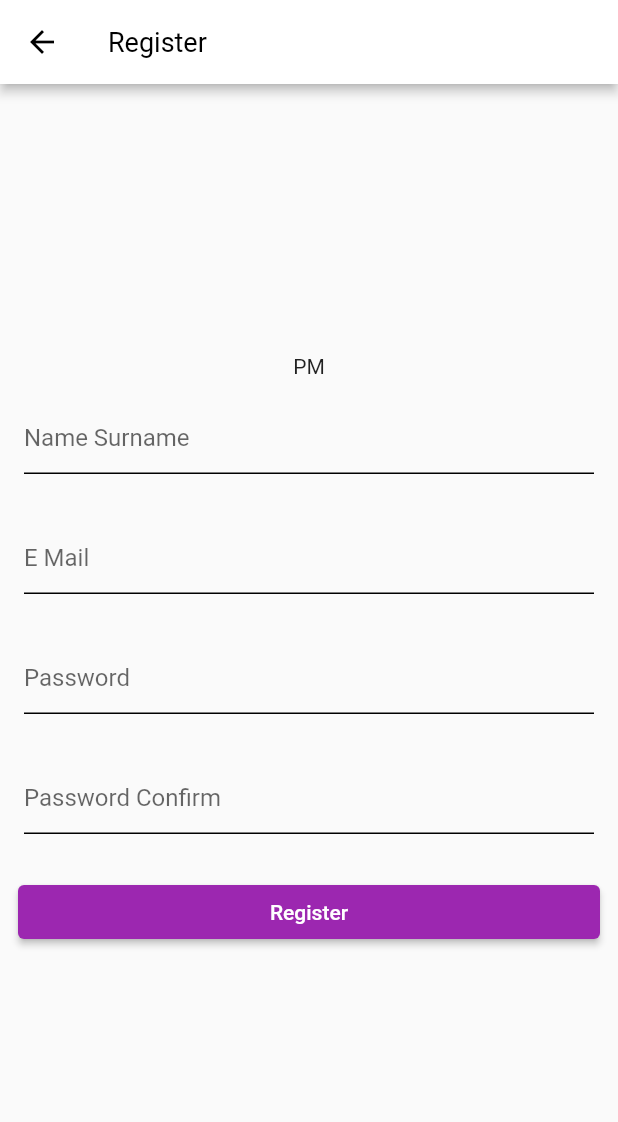
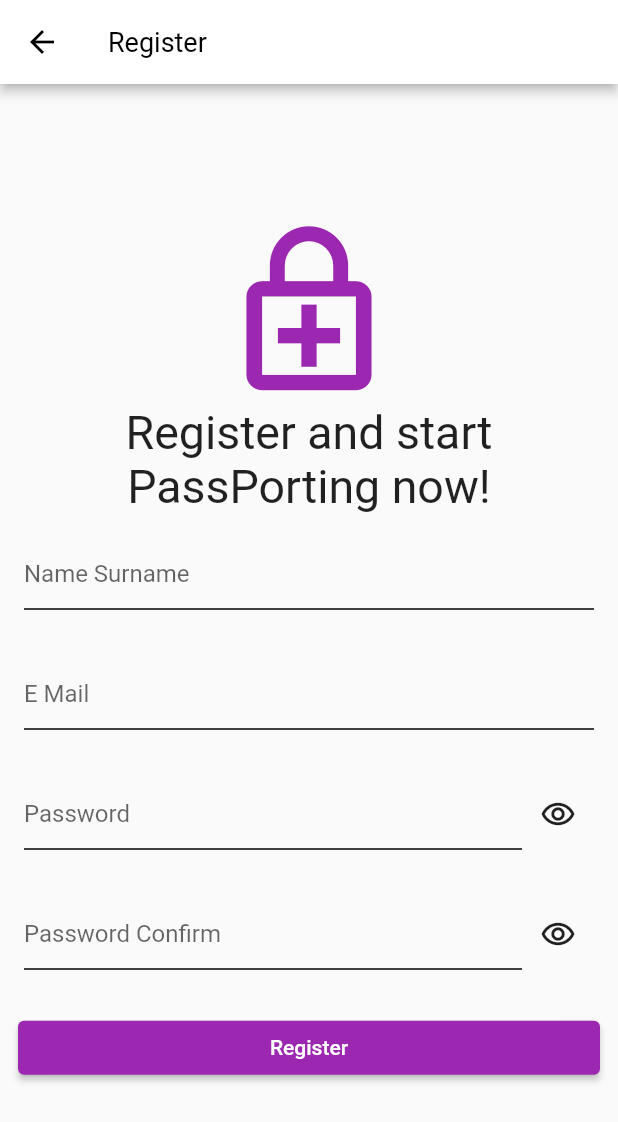
Before and after one commit to meKillua/Comp-414-main, a Flutter app: the RegisterPage screen opened by its route, on a phone screen of 412 x 824 dp. Shown: the top 1122 px of the screen. Run offline on Flutter 3.47's test engine with Material 2 defaults, Android fonts, the phone set to English and light mode, and no system bars; our stand-ins replace cloud_firestore, firebase_auth, firebase_core, local_auth, shared_preferences; missing offline and left inert: crypt, encrypt, ninja; accounts and stored records are empty.

Commit message:
UX and Visual
Many UX and Visual enchantments

```diff
--- a/lib/pages/Login/LoginHandler.dart
+++ b/lib/pages/Login/LoginHandler.dart
@@ -79,9 +79,11 @@ class _LoginHandlerState extends State<LoginHandler> {
                   color: Colors.purple,
                 ),
                 autofocus: true,
-                iconSize: 150,
+                iconSize: 125,
               ),
-              const Text("Press the lock icon to authorize"),
+              const Text("Press the lock icon to authorize", style: TextStyle(
+                fontSize: 20,
+              ), textAlign: TextAlign.center,),
             ],
           ),
         ),
--- a/lib/pages/Login/RegisterPage.dart
+++ b/lib/pages/Login/RegisterPage.dart
@@ -5,9 +5,16 @@ import 'dart:convert';
 import 'package:crypto/crypto.dart';
 import 'package:firebase_auth/firebase_auth.dart';
 
-class RegisterPage extends StatelessWidget {
+class RegisterPage extends StatefulWidget {
   const RegisterPage({Key? key}) : super(key: key);
 
+  @override
+  State<RegisterPage> createState() => _RegisterPageState();
+}
+
+class _RegisterPageState extends State<RegisterPage> {
+  bool hidePass = true;
+  bool hidePass2 = true;
   @override
   Widget build(BuildContext context) {
     // double width = MediaQuery.of(context).size.width;
@@ -35,11 +42,15 @@ class RegisterPage extends StatelessWidget {
                 mainAxisAlignment: MainAxisAlignment.center,
                 children: [
                   Column(
-                    children: [
-                      Container(
-                        child: //Image.asset("src/logo_1.png"), insert logo maybe
-                            const Text("PM"),
+                    children: const[
+                      Icon(Icons.enhanced_encryption_outlined, color: Colors.purple, size: 125,),
+                      Text("Register and start PassPorting now!", style: TextStyle(
+
+                        fontSize: 31,
+                        fontWeight: FontWeight.w400,
                       ),
+                      textAlign: TextAlign.center,),
+
                     ],
                   ),
                   Padding(
@@ -82,9 +93,12 @@ class RegisterPage extends StatelessWidget {
                   ),
                   Padding(
                     padding: const EdgeInsets.all(16.0),
+                    child:Row(
+                      children: [
+                        Flexible(
                           child: TextField(
                             controller: password,
-                      obscureText: true,
+                            obscureText: hidePass,
                             decoration: const InputDecoration(
                               enabledBorder: UnderlineInputBorder(
                                 borderSide: BorderSide(),
@@ -96,11 +110,24 @@ class RegisterPage extends StatelessWidget {
                             ),
                           ),
                         ),
+                        IconButton(
+                            onPressed: () {
+                              setState(() {
+                                hidePass = !hidePass;
+                              });
+                            },
+                            icon: hidePass ? const Icon(Icons.remove_red_eye_outlined) : const Icon(Icons.visibility_off_outlined)),
+                      ],
+                    ),
+                  ),
                   Padding(
                     padding: const EdgeInsets.all(16.0),
+                    child:Row(
+                      children: [
+                        Flexible(
                           child: TextField(
                             controller: password2,
-                      obscureText: true,
+                            obscureText: hidePass2,
                             decoration: const InputDecoration(
                               enabledBorder: UnderlineInputBorder(
                                 borderSide: BorderSide(),
@@ -110,6 +137,16 @@ class RegisterPage extends StatelessWidget {
                               ),
                               hintText: 'Password Confirm',
                             ),
+                          ),
+                        ),
+                        IconButton(
+                            onPressed: () {
+                              setState(() {
+                                hidePass2 = !hidePass2;
+                              });
+                            },
+                            icon: hidePass ? const Icon(Icons.remove_red_eye_outlined) : const Icon(Icons.visibility_off_outlined)),
+                      ],
                     ),
                   ),
                   Padding(
```
Also changed, not shown: lib/pages/Login/LoginPage.dart (+34 -6 lines), lib/pages/home/HomePage.dart (+8 -1 lines). Lines whose indentation alone changed are shown as unchanged.
